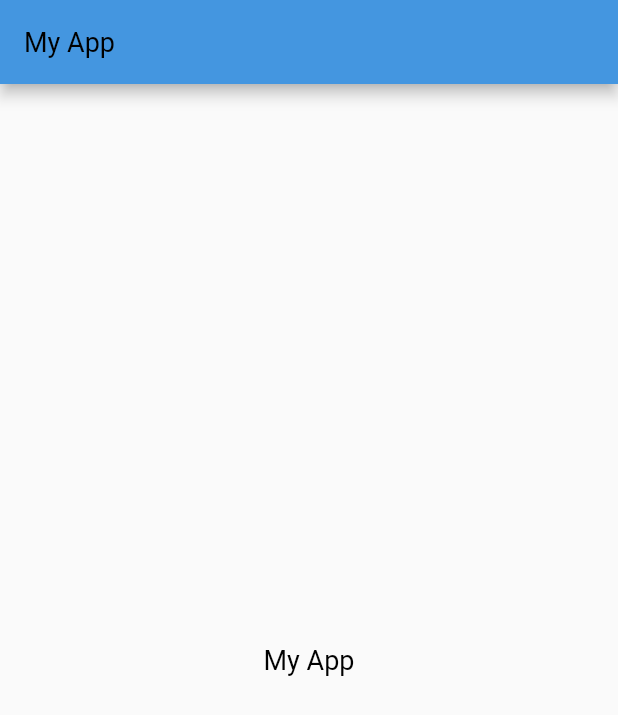
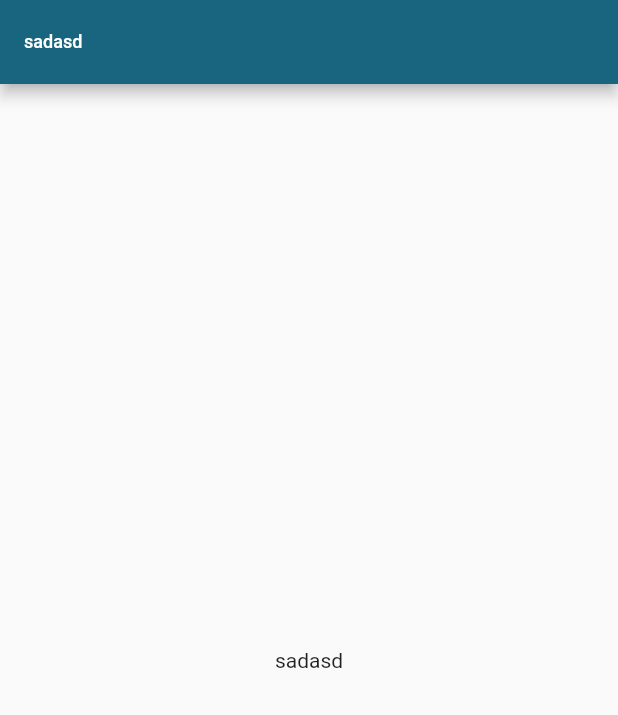
Before and after one commit to Aman2two/customtheme, a Flutter app: the screen it shows after launch, on a phone screen of 412 x 824 dp. Shown: the top 715 px of the screen. Run offline on Flutter 3.47's test engine with Material 2 defaults, Android fonts, the phone set to English and light mode, and no system bars; our stand-ins replace get_it.

Commit message:
theme change working

```diff
--- a/lib/app_configuration_json.dart
+++ b/lib/app_configuration_json.dart
@@ -30,7 +30,7 @@ Map<String,Map<String,Object>> appThemeConfig={
     "inversePrimary":0xffddfeff,
     "shadow":0xff000000,
   },
-"AppColorsDark":{
+  "AppColorsDark":{
     "primary":0xffb4e6ff,
     "onPrimary":0xff1b1e1e,
     "primaryContainer":0xff1e8fdb,
--- a/lib/app_configuration_json_helper.dart
+++ b/lib/app_configuration_json_helper.dart
@@ -1,8 +1,46 @@
-import 'app_configuration_json.dart';
-import 'custom_color_scheme.dart';
+import 'dart:convert';
 
-class AppConfigurationJsonHelper {
-  giveLightThemeMap() => appThemeConfig["AppColorsLight"] ?? {};
-  giveDarkThemeMap() => appThemeConfig["AppColorsDark"] ?? {};
-  giveTextThemeMap() => textThemeConfig;
+import 'package:flutter/services.dart';
+import 'package:untitled3/custom_color_scheme.dart';
+
+class ThemeManager {
+  late MyColorScheme adminColorScheme;
+  late MyColorScheme customerColorScheme;
+
+  initThemeData() async {
+    Map data = await _readJson();
+    List allThemes = data[keyThemes];
+    _setThemeData(allThemes);
+  }
+
+  _setThemeData(List allThemes) {
+    for (int i = 0; i < allThemes.length; i++) {
+      String userType = allThemes[i][keyUserType];
+      var valueMap = allThemes[i][keyValue];
+      switch (userType) {
+        case userTypeAdmin:
+          adminColorScheme = MyColorScheme(userType, valueMap);
+          break;
+        case userTypeCustomer:
+        default:
+          customerColorScheme = MyColorScheme(userType, valueMap);
+          break;
+      }
+    }
+  }
+
+  MyColorScheme getThemeData(String userType) =>
+      userType == userTypeAdmin ? adminColorScheme : customerColorScheme;
+
+  Future<Map> _readJson() async {
+    String response = await rootBundle.loadString(themeJsonFilePath);
+    return jsonDecode(response);
+  }
 }
+
+const String userTypeAdmin = "admin";
+const String userTypeCustomer = "customer";
+const String themeJsonFilePath = "lib/assets/app_themes.json";
+const String keyThemes = "themes";
+const String keyUserType = "usertype";
+const String keyValue = "value";
--- a/lib/customWidgets/text/text_utils.dart
+++ /dev/null
@@ -1,48 +0,0 @@
-import 'package:flutter/material.dart';
-
-import '../../app_configuration_json_helper.dart';
-import '../../locator.dart';
-
-enum TextStyleEnum { extraSmall, small, regular, medium, large, extraLarge }
-
-class TextWidget extends StatelessWidget {
-  final TextStyleEnum size;
-  final String text;
-  final bool isBold;
-
-  const TextWidget(this.text, this.size, {super.key, this.isBold = false});
-
-  @override
-  Widget build(BuildContext context) {
-    bool isDark = Theme.of(context).brightness == Brightness.dark;
-    switch (size) {
-      case TextStyleEnum.extraSmall:
-        return createTextWidgetFromMap("TextTheme1", text, isBold, isDark);
-      case TextStyleEnum.small:
-        return createTextWidgetFromMap("TextTheme2", text, isBold, isDark);
-      case TextStyleEnum.regular:
-        return createTextWidgetFromMap("TextTheme3", text, isBold, isDark);
-      case TextStyleEnum.medium:
-        return createTextWidgetFromMap("TextTheme4", text, isBold, isDark);
-      case TextStyleEnum.large:
-        return createTextWidgetFromMap("TextTheme5", text, isBold, isDark);
-      case TextStyleEnum.extraLarge:
-        return createTextWidgetFromMap("TextTheme6", text, isBold, isDark);
-    }
-  }
-
-  createTextWidgetFromMap(
-      String keyName, String text, bool isBold, bool isDark) {
-    Map<String, Map<String, Object>> textThemeMap =
-        getIt.get<AppConfigurationJsonHelper>().giveTextThemeMap();
-    keyName = isDark ? "${keyName}Dark" : keyName;
-    Map<String, Object> properties = textThemeMap[keyName] ?? {};
-    return Text(
-      text,
-      style: TextStyle(
-          fontSize: properties["fontSize"] as double,
-          color: Color(properties["textColor"] as int),
-          fontWeight: isBold ? FontWeight.bold : FontWeight.normal),
-    );
-  }
-}
--- a/lib/custom_color_scheme.dart
+++ b/lib/custom_color_scheme.dart
@@ -1,48 +1,49 @@
 import 'package:flutter/material.dart';
 
 class MyColorScheme {
-  late Map<String, Object> colorMap;
-  late ColorScheme colorScheme;
+  late ColorScheme lightTheme;
+  late ColorScheme darkTheme;
+  late String initUsertype;
 
-  MyColorScheme(this.colorMap, {isDark = false}) {
-    colorScheme = ColorScheme(
+  MyColorScheme(this.initUsertype, Map colorMap,
+      {isDark = false}) {
+    lightTheme = _mapToColorScheme(colorMap[keyLightTheme], false);
+    darkTheme = _mapToColorScheme(colorMap[keyDarkTheme], true);
+  }
+
+  _mapToColorScheme(Map colorMap, bool isDark) {
+    return ColorScheme(
       brightness: isDark == false ? Brightness.light : Brightness.dark,
-      primary: Color(colorMap["primary"] as int? ?? 0xff4496e0),
-      onPrimary: Color(colorMap["onPrimary"] as int? ?? 0xffffffff),
-      primaryContainer:
-          Color(colorMap["primaryContainer"] as int? ?? 0xffb4e6ff),
-      onPrimaryContainer:
-          Color(colorMap["onPrimaryContainer"] as int? ?? 0xff1f2728),
-      secondary: Color(colorMap["secondary"] as int? ?? 0xff202b6d),
-      onSecondary: Color(colorMap["onSecondary"] as int? ?? 0xffffffff),
-      secondaryContainer:
-          Color(colorMap["secondaryContainer"] as int? ?? 0xff99ccf9),
-      onSecondaryContainer:
-          Color(colorMap["onSecondaryContainer"] as int? ?? 0xff1b2328),
-      tertiary: Color(colorMap["tertiary"] as int? ?? 0xff514239),
-      onTertiary: Color(colorMap["onTertiary"] as int? ?? 0xffffffff),
-      tertiaryContainer:
-          Color(colorMap["tertiaryContainer"] as int? ?? 0xffbaa99d),
-      onTertiaryContainer:
-          Color(colorMap["onTertiaryContainer"] as int? ?? 0xff201d1b),
-      error: Color(colorMap["error"] as int? ?? 0xffb00020),
-      onError: Color(colorMap["onError"] as int? ?? 0xffffffff),
-      errorContainer: Color(colorMap["errorContainer"] as int? ?? 0xfffcd8df),
-      onErrorContainer:
-          Color(colorMap["onErrorContainer"] as int? ?? 0xff282526),
-      outline: Color(colorMap["outline"] as int? ?? 0xff5c6262),
-      background: Color(colorMap["background"] as int? ?? 0xfff0f6fc),
-      onBackground: Color(colorMap["onBackground"] as int? ?? 0xff121313),
-      surface: Color(colorMap["surface"] as int? ?? 0xfff7fafd),
-      onSurface: Color(colorMap["onSurface"] as int? ?? 0xff090909),
-      surfaceVariant: Color(colorMap["surfaceVariant"] as int? ?? 0xfff0f6fc),
-      onSurfaceVariant:
-          Color(colorMap["onSurfaceVariant"] as int? ?? 0xff121313),
-      inverseSurface: Color(colorMap["inverseSurface"] as int? ?? 0xff131619),
-      onInverseSurface:
-          Color(colorMap["onInverseSurface"] as int? ?? 0xfff5f5f5),
-      inversePrimary: Color(colorMap["inversePrimary"] as int? ?? 0xffddfeff),
-      shadow: Color(colorMap["shadow"] as int? ?? 0xff000000),
+      primary: Color(int.parse(colorMap["primary"]!)),
+      onPrimary: Color(int.parse(colorMap["onPrimary"]!)),
+      primaryContainer: Color(int.parse(colorMap["primaryContainer"]!)),
+      onPrimaryContainer: Color(int.parse(colorMap["onPrimaryContainer"]!)),
+      secondary: Color(int.parse(colorMap["secondary"]!)),
+      onSecondary: Color(int.parse(colorMap["onSecondary"]!)),
+      secondaryContainer: Color(int.parse(colorMap["secondaryContainer"]!)),
+      onSecondaryContainer: Color(int.parse(colorMap["onSecondaryContainer"]!)),
+      tertiary: Color(int.parse(colorMap["tertiary"]!)),
+      onTertiary: Color(int.parse(colorMap["onTertiary"]!)),
+      tertiaryContainer: Color(int.parse(colorMap["tertiaryContainer"]!)),
+      onTertiaryContainer: Color(int.parse(colorMap["onTertiaryContainer"]!)),
+      error: Color(int.parse(colorMap["error"]!)),
+      onError: Color(int.parse(colorMap["onError"]!)),
+      errorContainer: Color(int.parse(colorMap["errorContainer"]!)),
+      onErrorContainer: Color(int.parse(colorMap["onErrorContainer"]!)),
+      outline: Color(int.parse(colorMap["outline"]!)),
+      background: Color(int.parse(colorMap["background"]!)),
+      onBackground: Color(int.parse(colorMap["onBackground"]!)),
+      surface: Color(int.parse(colorMap["surface"]!)),
+      onSurface: Color(int.parse(colorMap["onSurface"]!)),
+      surfaceVariant: Color(int.parse(colorMap["surfaceVariant"]!)),
+      onSurfaceVariant: Color(int.parse(colorMap["onSurfaceVariant"]!)),
+      inverseSurface: Color(int.parse(colorMap["inverseSurface"]!)),
+      onInverseSurface: Color(int.parse(colorMap["onInverseSurface"]!)),
+      inversePrimary: Color(int.parse(colorMap["inversePrimary"]!)),
+      shadow: Color(int.parse(colorMap["shadow"]!)),
     );
   }
 }
+
+const String keyLightTheme = "AppColorsLight";
+const String keyDarkTheme = "AppColorsDark";
--- a/lib/locator.dart
+++ b/lib/locator.dart
@@ -4,6 +4,5 @@ import 'package:untitled3/app_configuration_json_helper.dart';
 final getIt = GetIt.instance;
 
 setUp() {
-  getIt.registerLazySingleton<AppConfigurationJsonHelper>(
-      () => AppConfigurationJsonHelper());
+  getIt.registerLazySingleton<ThemeManager> (() => ThemeManager());
 }
--- a/lib/main.dart
+++ b/lib/main.dart
@@ -1,12 +1,17 @@
 import 'package:flutter/material.dart';
 import 'package:untitled3/app_configuration_json_helper.dart';
-import 'package:untitled3/customWidgets/text/text_utils.dart';
-import 'package:untitled3/custom_color_scheme.dart';
 import 'package:untitled3/locator.dart';
 
-void main() {
+void main() async {
+  WidgetsFlutterBinding.ensureInitialized();
   setUp();
+  await _initDependencies();
   runApp(const MyApp());
+}
+
+_initDependencies() async {
+  ThemeManager themeManager = getIt.get<ThemeManager>();
+  await themeManager.initThemeData();
 }
 
 class MyApp extends StatelessWidget {
@@ -15,27 +20,21 @@ class MyApp extends StatelessWidget {
   // This widget is the root of your application.
   @override
   Widget build(BuildContext context) {
-    AppConfigurationJsonHelper appConfigurationJsonHelper =
-        getIt.get<AppConfigurationJsonHelper>();
+    ThemeManager themeManager = getIt.get<ThemeManager>();
     return MaterialApp(
       title: 'Flutter Demo',
       debugShowCheckedModeBanner: false,
       theme: ThemeData(
-          colorScheme:
-              MyColorScheme(appConfigurationJsonHelper.giveLightThemeMap())
-                  .colorScheme),
+          colorScheme: themeManager.getThemeData(userTypeCustomer).lightTheme),
       darkTheme: ThemeData(
-          colorScheme: MyColorScheme(
-                  appConfigurationJsonHelper.giveDarkThemeMap(),
-                  isDark: true)
-              .colorScheme),
+          colorScheme: themeManager.getThemeData(userTypeCustomer).darkTheme),
       themeMode: ThemeMode.system,
       home: Scaffold(
-          appBar:
-              AppBar(title: const TextWidget("My App", TextStyleEnum.large)),
+          appBar: AppBar(
+              title: const Text("sadasd", style: TextStyle(fontSize: 12.0))),
           body: Center(
-              child: GestureDetector(
-                  onTap: () {}, child: const TextWidget("My App", TextStyleEnum.large)))),
+              child:
+                  GestureDetector(onTap: () {}, child: const Text("sadasd")))),
     );
   }
 }
--- a/pubspec.yaml
+++ b/pubspec.yaml
@@ -62,8 +62,8 @@ flutter:
   uses-material-design: true
 
   # To add assets to your application, add an assets section, like this:
-  # assets:
-  #   - images/a_dot_burr.jpeg
+  assets:
+    - lib/assets/app_themes.json
   #   - images/a_dot_ham.jpeg
 
   # An image asset can refer to one or more resolution-specific "variants", see
```
Also changed, not shown: lib/assets/app_themes.json (added, +131 -0 lines).
